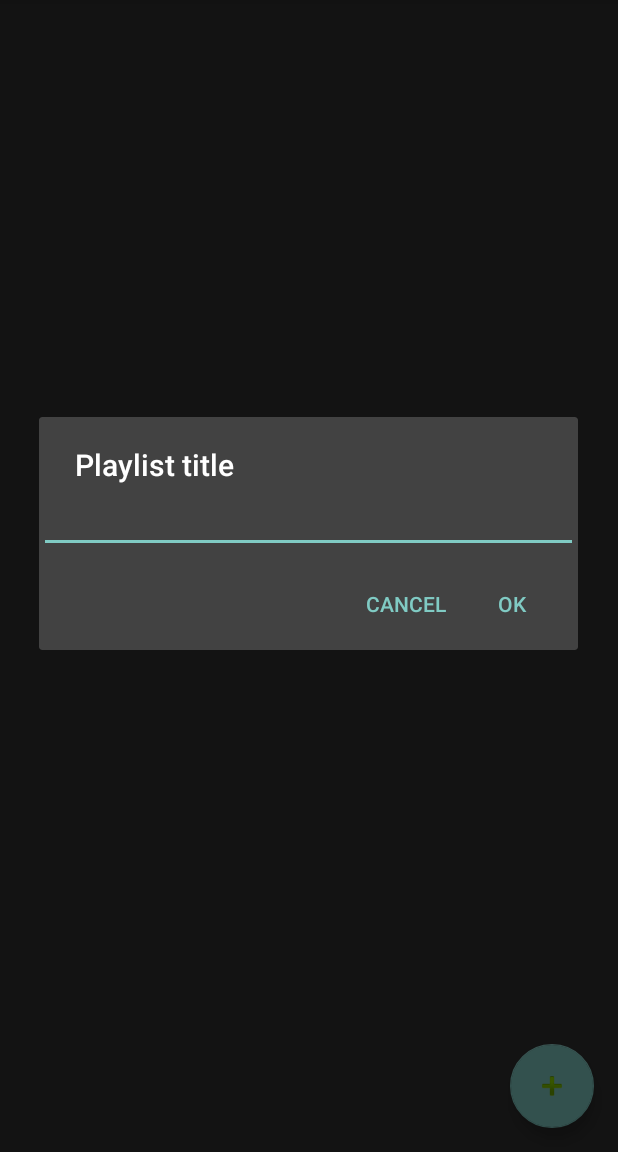
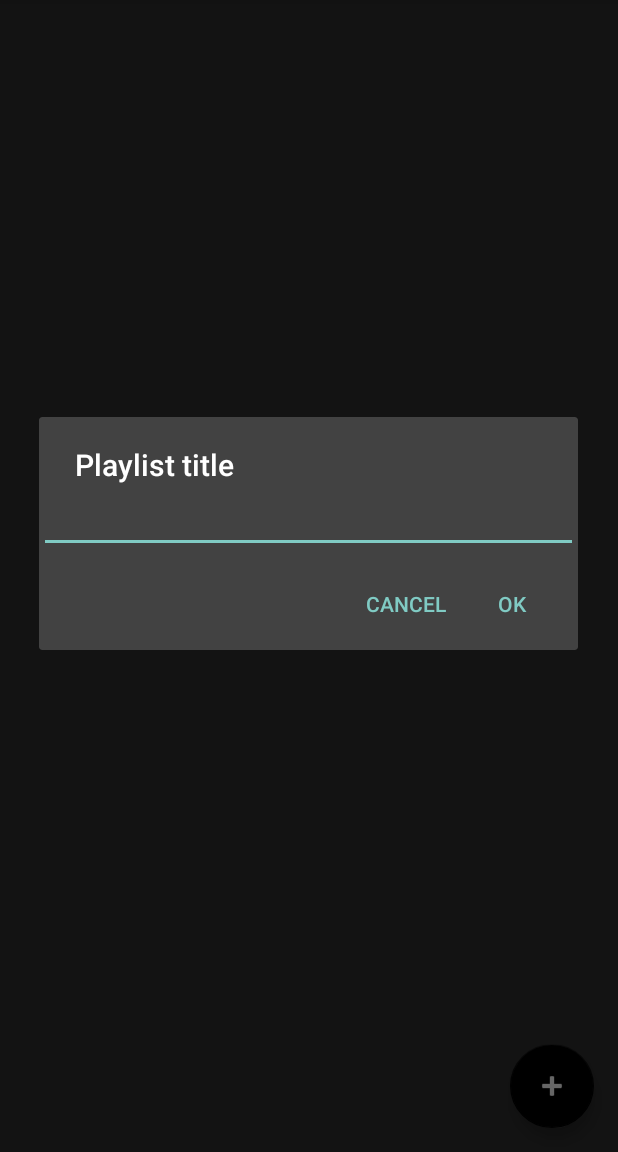
Before and after one commit to ITUkraine/BestMobile, an Android app: the fragment AllPlaylistsFragment placed in its activity, after a tap on an icon or button, on a phone screen of 412 x 824 dp, the part 84-1236 px from its top. Run offline under Robolectric (Android 15) with nearby library versions, the phone set to English and light mode, and no system bars; libraries missing offline, so code that uses them is left out: com.j256.ormlite; 1 statement that could not run was skipped.

Commit message:
Changed style of buttom to add playlist

```diff
--- a/app/src/main/java/itukraine/com/ua/bestmobile/fragment/AllPlaylistsFragment.java
+++ b/app/src/main/java/itukraine/com/ua/bestmobile/fragment/AllPlaylistsFragment.java
@@ -42,7 +42,9 @@ public class AllPlaylistsFragment extends Fragment {
         View view = inflater.inflate(R.layout.fragment_all_playlists, container, false);
         mRecyclerView = (RecyclerView) view.findViewById(R.id.playlist_view);
 
+
         addPlaylistButton = (FloatingActionButton) view.findViewById(R.id.add_playlist_button);
+        addPlaylistButton.setBackgroundTintList(getResources().getColorStateList(R.color.colorAccent));
         addPlaylistButton.setOnClickListener(new View.OnClickListener() {
             @Override
             public void onClick(View v) {
--- a/app/src/main/res/layout/fragment_all_playlists.xml
+++ b/app/src/main/res/layout/fragment_all_playlists.xml
@@ -16,6 +16,7 @@
         android:layout_height="wrap_content"
         android:layout_gravity="bottom|end"
         android:layout_margin="@dimen/fab_margin"
-        android:src="@android:drawable/ic_input_add" />
+        android:src="@android:drawable/ic_input_add"
+        android:tint="@android:color/white" />
 
 </FrameLayout>
```
